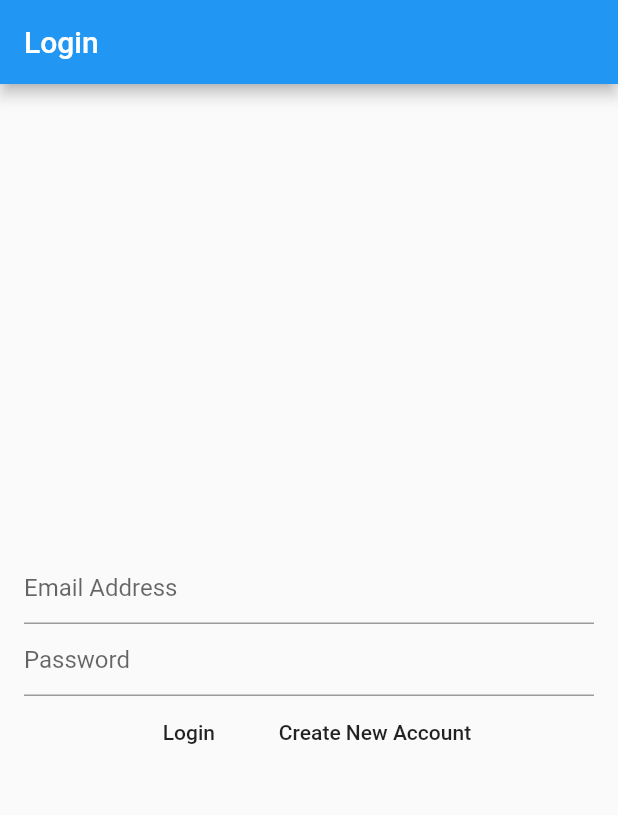
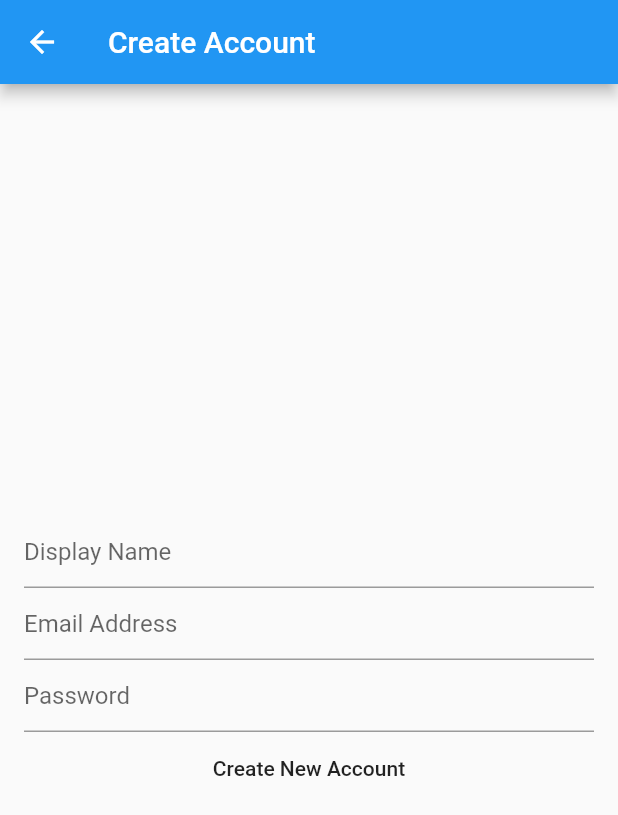
Before and after one commit to dls422/HackPSUHalfies, a Flutter app: the screen it shows after launch, after a tap on "Create New Account", on a phone screen of 412 x 824 dp. Shown: the top 815 px of the screen. Run offline on Flutter 3.47's test engine with Material 2 defaults, Android fonts, the phone set to English and light mode, and no system bars; our stand-ins replace firebase_auth, firebase_core; accounts and stored records are empty.

Commit message:
Password field is obscure now, create account changed, email at top of homepage

```diff
--- a/lib/screens/homepage.dart
+++ b/lib/screens/homepage.dart
@@ -1,4 +1,7 @@
+import 'dart:async';
+
 import 'package:firebase_auth/firebase_auth.dart';
+import 'package:firebase_core/firebase_core.dart';
 import 'package:flutter/material.dart';
 
 class HomePage extends StatefulWidget {
@@ -11,7 +14,7 @@ class _HomePageState extends State<HomePage> {
   Widget build(BuildContext context) {
     return Scaffold(
       appBar: AppBar(
-        title: Text("HomePage"),
+        title: Text("${FirebaseAuth.instance.currentUser.email}"),
       ),
       body: Center(
         child: MaterialButton(
--- a/lib/screens/loginpage.dart
+++ b/lib/screens/loginpage.dart
@@ -1,5 +1,7 @@
 import 'package:flutter/material.dart';
 import 'package:firebase_auth/firebase_auth.dart';
+import 'package:halfsies/main.dart';
+import 'package:halfsies/screens/homepage.dart';
 class LoginPage extends StatefulWidget {
   @override
   _LoginPageState createState() => _LoginPageState();
@@ -9,7 +11,7 @@ class LoginPage extends StatefulWidget {
 class _LoginPageState extends State<LoginPage> {
   String _email;
   String _password;
-
+  String _dn;
   Future<void> _createUser() async
   {
     try {
@@ -52,6 +54,8 @@ class _LoginPageState extends State<LoginPage> {
               ),
             ),
             TextField(
+              obscureText: true,
+
               onChanged: (value) {
                 _password = value;
               },
@@ -68,9 +72,12 @@ class _LoginPageState extends State<LoginPage> {
                   child: Text("Login"),
                 ),
                 MaterialButton(
-                  onPressed: _createUser,
-
                   child: Text("Create New Account"),
+                  onPressed: ()
+                  {
+                    Navigator.push(context,
+                        MaterialPageRoute(builder: (context) => CreateUser()));
+                  },
                 )
 
               ],
@@ -81,3 +88,74 @@ class _LoginPageState extends State<LoginPage> {
     );
   }
 }
+class CreateUser extends StatelessWidget {
+  String _dn, _password, _email;
+  @override
+  Widget build(BuildContext context) {
+      return Scaffold(
+          appBar: AppBar(
+            title: Text("Create Account"),
+          ),
+          body: Padding(
+            padding: const EdgeInsets.all(16.0),
+            child: Column(
+              mainAxisAlignment: MainAxisAlignment.center,
+              children: [
+                TextField(
+                  onChanged: (value) {
+                    _dn = value;
+                  },
+                  decoration: InputDecoration(
+                      hintText: "Display Name"
+                  ),
+                ),
+
+                TextField(
+                  onChanged: (value) {
+                    _email = value;
+                  },
+                  decoration: InputDecoration(
+                      hintText: "Email Address"
+                  ),
+                ),
+                TextField(
+                  obscureText: true,
+                  onChanged: (value) {
+                    _password = value;
+                  },
+
+                  decoration: InputDecoration(
+
+                      hintText: "Password"
+                  ),
+                ),
+                Row(
+                  mainAxisAlignment: MainAxisAlignment.center,
+                  children: [
+                    MaterialButton(
+                      child: Text("Create New Account"),
+                      onPressed: () async {
+                        try {
+                          UserCredential userCredential = await FirebaseAuth
+                              .instance.createUserWithEmailAndPassword(
+                              email: _email, password: _password);
+                          await FirebaseAuth.instance.currentUser.updateProfile(displayName: _dn);
+                          await print(FirebaseAuth.instance.currentUser.displayName);
+                        } on FirebaseAuthException catch (e) {
+                          print("Error: $e");
+                        } catch (e) {
+                          print("Error: $e");
+                        }
+                        Navigator.pop(context);
+
+                      }
+                    ),
+
+                  ],
+                )
+              ],
+            ),
+          )
+      );
+  }
+}
```
